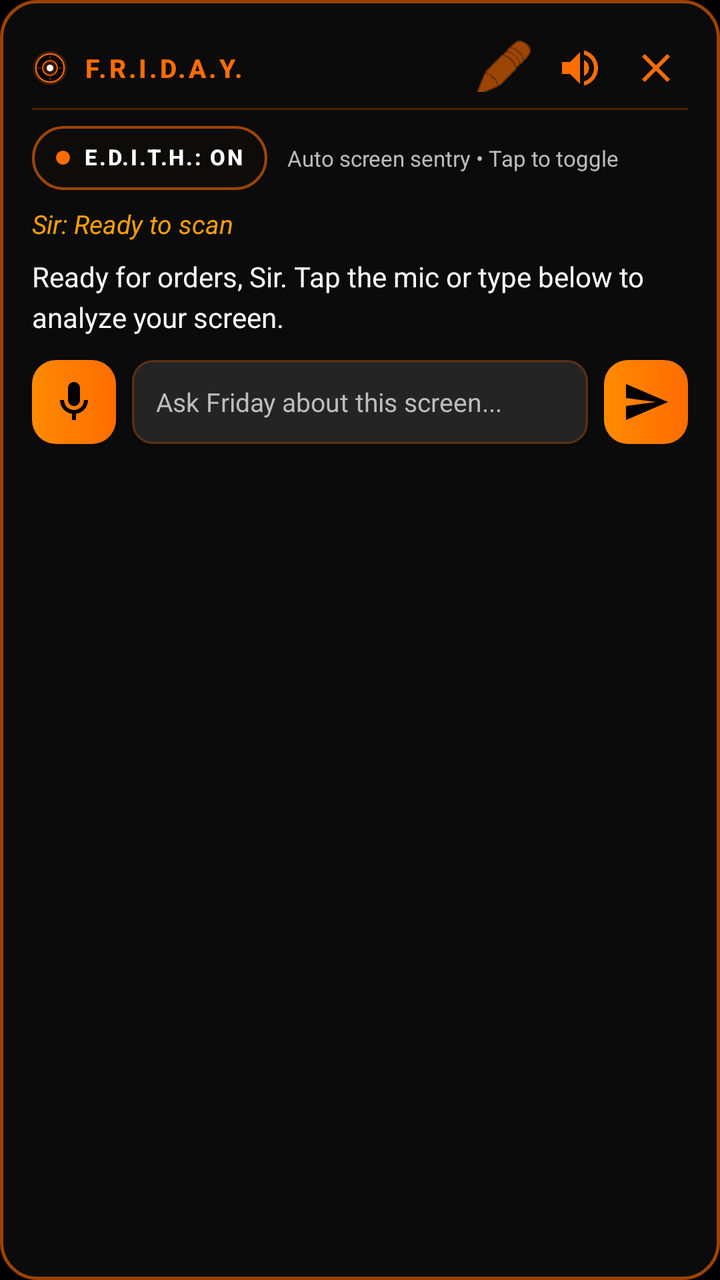
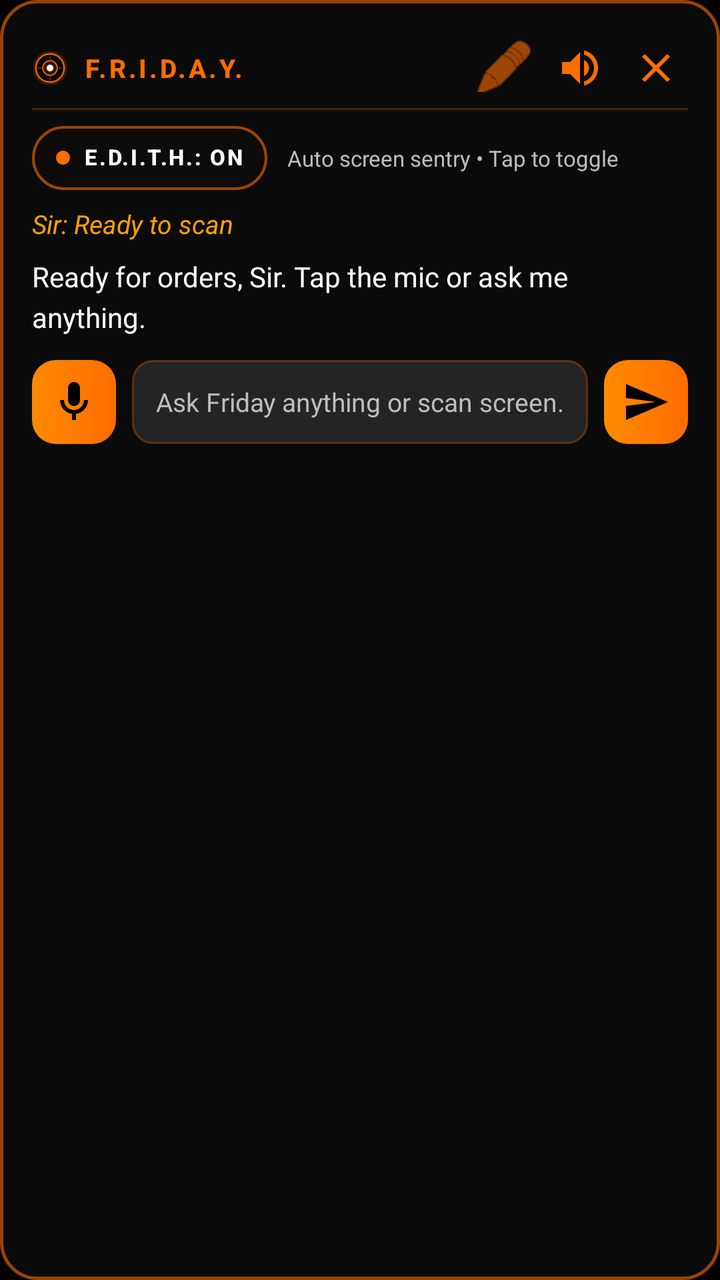

An Android layout rendered at two revisions. The XML below is the earlier revision; the diff shows what the commit changed to produce the second picture.
<!-- AndroidManifest.xml: application theme Theme.Friday -->
<!-- res/layout/overlay_response_card.xml -->
<?xml version="1.0" encoding="utf-8"?>
<LinearLayout xmlns:android="http://schemas.android.com/apk/res/android"
    android:id="@+id/cardRoot"
    android:layout_width="match_parent"
    android:layout_height="wrap_content"
    android:layout_margin="16dp"
    android:background="@drawable/bg_hud_card"
    android:elevation="16dp"
    android:orientation="vertical">

    
    <RelativeLayout
        android:layout_width="match_parent"
        android:layout_height="wrap_content"
        android:paddingBottom="8dp">

        <LinearLayout
            android:layout_width="wrap_content"
            android:layout_height="wrap_content"
            android:layout_alignParentStart="true"
            android:layout_centerVertical="true"
            android:gravity="center_vertical"
            android:orientation="horizontal">

            <ImageView
                android:layout_width="18dp"
                android:layout_height="18dp"
                android:src="@drawable/ic_friday_bubble" />

            <TextView
                android:id="@+id/tvHeaderTitle"
                android:layout_width="wrap_content"
                android:layout_height="wrap_content"
                android:layout_marginStart="8dp"
                android:fontFamily="sans-serif-medium"
                android:letterSpacing="0.1"
                android:text="F.R.I.D.A.Y."
                android:textColor="@color/stark_cyan"
                android:textSize="13sp"
                android:textStyle="bold" />
        </LinearLayout>

        <LinearLayout
            android:layout_width="wrap_content"
            android:layout_height="wrap_content"
            android:layout_alignParentEnd="true"
            android:layout_centerVertical="true"
            android:gravity="center_vertical"
            android:orientation="horizontal">

            
            <ImageButton
                android:id="@+id/btnTypeInApp"
                android:layout_width="32dp"
                android:layout_height="32dp"
                android:background="@drawable/bg_icon_button_ripple"
                android:contentDescription="Type into Active App"
                android:padding="6dp"
                android:src="@android:drawable/ic_menu_edit"
                android:tint="@color/stark_cyan" />

            
            <ImageButton
                android:id="@+id/btnTtsReplay"
                android:layout_width="32dp"
                android:layout_height="32dp"
                android:layout_marginStart="6dp"
                android:background="@drawable/bg_icon_button_ripple"
                android:contentDescription="Replay Voice"
                android:padding="6dp"
                android:src="@drawable/ic_volume" />

            
            <ImageButton
                android:id="@+id/btnCloseCard"
                android:layout_width="32dp"
                android:layout_height="32dp"
                android:layout_marginStart="6dp"
                android:background="@drawable/bg_icon_button_ripple"
                android:contentDescription="Close HUD"
                android:padding="6dp"
                android:src="@drawable/ic_close" />
        </LinearLayout>
    </RelativeLayout>

    
    <View
        android:layout_width="match_parent"
        android:layout_height="1dp"
        android:background="#40FF6D00" />

    
    <LinearLayout
        android:layout_width="match_parent"
        android:layout_height="wrap_content"
        android:layout_marginTop="8dp"
        android:gravity="center_vertical"
        android:orientation="horizontal">

        <LinearLayout
            android:id="@+id/btnToggleOverwatch"
            android:layout_width="wrap_content"
            android:layout_height="wrap_content"
            android:minHeight="32dp"
            android:background="@drawable/bg_overwatch_pill"
            android:clickable="true"
            android:focusable="true"
            android:gravity="center_vertical"
            android:paddingHorizontal="12dp"
            android:paddingVertical="5dp">

            <View
                android:id="@+id/dotOverwatchStatus"
                android:layout_width="7dp"
                android:layout_height="7dp"
                android:background="@drawable/bg_dot_active" />

            <TextView
                android:id="@+id/tvOverwatchBadge"
                android:layout_width="wrap_content"
                android:layout_height="wrap_content"
                android:layout_marginStart="7dp"
                android:fontFamily="sans-serif-medium"
                android:gravity="center_vertical"
                android:includeFontPadding="false"
                android:letterSpacing="0.08"
                android:text="E.D.I.T.H.: ON"
                android:textColor="#FFFFFF"
                android:textSize="11sp"
                android:textStyle="bold" />
        </LinearLayout>

        <LinearLayout
            android:id="@+id/layoutReelBadge"
            android:layout_width="wrap_content"
            android:layout_height="wrap_content"
            android:layout_marginStart="8dp"
            android:minHeight="32dp"
            android:background="@drawable/bg_overwatch_pill"
            android:gravity="center_vertical"
            android:paddingHorizontal="10dp"
            android:paddingVertical="5dp"
            android:visibility="gone">

            <TextView
                android:id="@+id/tvReelCounterBadge"
                android:layout_width="wrap_content"
                android:layout_height="wrap_content"
                android:fontFamily="sans-serif-medium"
                android:gravity="center_vertical"
                android:includeFontPadding="false"
                android:letterSpacing="0.08"
                android:text="🎬 REELS: 0/10"
                android:textColor="#FF6D00"
                android:textSize="11sp"
                android:textStyle="bold" />
        </LinearLayout>

        <TextView
            android:id="@+id/tvOverwatchHint"
            android:layout_width="0dp"
            android:layout_height="wrap_content"
            android:layout_marginStart="10dp"
            android:layout_weight="1"
            android:text="Auto screen sentry • Tap to toggle"
            android:textColor="@color/stark_text_dim"
            android:textSize="11sp" />
    </LinearLayout>

    
    <TextView
        android:id="@+id/tvUserQuery"
        android:layout_width="match_parent"
        android:layout_height="wrap_content"
        android:layout_marginTop="8dp"
        android:text="Sir: Ready to scan"
        android:textColor="@color/stark_gold"
        android:textSize="13sp"
        android:textStyle="italic" />

    
    <ProgressBar
        android:id="@+id/progressBar"
        style="?android:attr/progressBarStyleHorizontal"
        android:layout_width="match_parent"
        android:layout_height="4dp"
        android:layout_marginTop="6dp"
        android:indeterminate="true"
        android:indeterminateTint="@color/stark_cyan"
        android:visibility="gone" />

    
    <ScrollView
        android:layout_width="match_parent"
        android:layout_height="wrap_content"
        android:layout_marginTop="8dp"
        android:maxHeight="260dp">

        <TextView
            android:id="@+id/tvResponseContent"
            android:layout_width="match_parent"
            android:layout_height="wrap_content"
            android:lineSpacingExtra="4dp"
            android:text="Ready for orders, Sir. Tap the mic or type below to analyze your screen."
            android:textColor="@color/stark_text_white"
            android:textSize="14sp" />
    </ScrollView>

    
    <LinearLayout
        android:layout_width="match_parent"
        android:layout_height="wrap_content"
        android:layout_marginTop="12dp"
        android:gravity="center_vertical"
        android:orientation="horizontal">

        
        <ImageButton
            android:id="@+id/btnQuickMic"
            android:layout_width="42dp"
            android:layout_height="42dp"
            android:background="@drawable/bg_button_stark"
            android:contentDescription="Speak to Friday"
            android:padding="9dp"
            android:src="@drawable/ic_mic" />

        
        <EditText
            android:id="@+id/etQuickQuestion"
            android:layout_width="0dp"
            android:layout_height="42dp"
            android:layout_marginHorizontal="8dp"
            android:layout_weight="1"
            android:background="@drawable/bg_input_field"
            android:hint="Ask Friday about this screen..."
            android:imeOptions="actionSend"
            android:inputType="text"
            android:paddingHorizontal="12dp"
            android:textColor="@color/stark_text_white"
            android:textColorHint="@color/stark_text_dim"
            android:textSize="13sp" />

        
        <ImageButton
            android:id="@+id/btnQuickSend"
            android:layout_width="42dp"
            android:layout_height="42dp"
            android:background="@drawable/bg_button_stark"
            android:contentDescription="Send"
            android:padding="10dp"
            android:src="@drawable/ic_send" />
    </LinearLayout>

</LinearLayout>
<!-- resources referenced by this layout -->
<resources>
  <color name="stark_cyan">#FF6D00</color>
  <color name="stark_gold">#FFA000</color>
  <color name="stark_text_dim">#BDBDBD</color>
  <color name="stark_text_white">#FFFFFF</color>
  <!-- drawable bg_button_stark (drawable) -->
  <?xml version="1.0" encoding="utf-8"?>
  <ripple xmlns:android="http://schemas.android.com/apk/res/android"
      android:color="#40FFFFFF">
      <item>
          <shape android:shape="rectangle">
              <corners android:radius="12dp" />
              <gradient
                  android:angle="0"
                  android:endColor="#FF6D00"
                  android:startColor="#FF8A00" />
          </shape>
      </item>
  </ripple>
  <!-- drawable bg_dot_active (drawable) -->
  <?xml version="1.0" encoding="utf-8"?>
  <shape xmlns:android="http://schemas.android.com/apk/res/android"
      android:shape="oval">
      <solid android:color="#FF6D00" />
      <size
          android:width="7dp"
          android:height="7dp" />
  </shape>
  <!-- drawable bg_hud_card (drawable) -->
  <?xml version="1.0" encoding="utf-8"?>
  <shape xmlns:android="http://schemas.android.com/apk/res/android"
      android:shape="rectangle">
      <corners android:radius="18dp" />
      <solid android:color="#F50C0C0C" />
      <stroke
          android:width="1.5dp"
          android:color="#99FF6D00" />
      <padding
          android:bottom="14dp"
          android:left="16dp"
          android:right="16dp"
          android:top="14dp" />
  </shape>
  <!-- drawable bg_icon_button_ripple (drawable) -->
  <?xml version="1.0" encoding="utf-8"?>
  <ripple xmlns:android="http://schemas.android.com/apk/res/android"
      android:color="#40FF6D00">
      <item>
          <shape android:shape="oval">
              <solid android:color="@android:color/transparent" />
          </shape>
      </item>
  </ripple>
  <!-- drawable bg_input_field (drawable) -->
  <?xml version="1.0" encoding="utf-8"?>
  <shape xmlns:android="http://schemas.android.com/apk/res/android"
      android:shape="rectangle">
      <corners android:radius="10dp" />
      <solid android:color="#1AFFFFFF" />
      <stroke
          android:width="1dp"
          android:color="#4DFF6D00" />
  </shape>
  <!-- drawable bg_overwatch_pill (drawable) -->
  <?xml version="1.0" encoding="utf-8"?>
  <shape xmlns:android="http://schemas.android.com/apk/res/android"
      android:shape="rectangle">
      <solid android:color="#2E1C150E" />
      <stroke
          android:width="1.2dp"
          android:color="#99FF6D00" />
      <corners android:radius="20dp" />
      <padding
          android:left="10dp"
          android:top="6dp"
          android:right="10dp"
          android:bottom="6dp" />
  </shape>
  <!-- drawable ic_close (drawable) -->
  <vector xmlns:android="http://schemas.android.com/apk/res/android"
      android:width="24dp"
      android:height="24dp"
      android:viewportWidth="24"
      android:viewportHeight="24">
      <path
          android:fillColor="#FF6D00"
          android:pathData="M19,6.41L17.59,5 12,10.59 6.41,5 5,6.41 10.59,12 5,17.59 6.41,19 12,13.41 17.59,19 19,17.59 13.41,12z" />
  </vector>
  <!-- drawable ic_send (drawable) -->
  <vector xmlns:android="http://schemas.android.com/apk/res/android"
      android:width="24dp"
      android:height="24dp"
      android:viewportWidth="24"
      android:viewportHeight="24">
      <path
          android:fillColor="#000000"
          android:pathData="M2.01,21L23,12 2.01,3 2,10l15,2 -15,2z" />
  </vector>
  <style name="Theme.Friday" parent="Theme.MaterialComponents.DayNight.NoActionBar">
          <item name="colorPrimary">@color/stark_cyan</item>
          <item name="colorPrimaryVariant">@color/stark_cyan_dark</item>
          <item name="colorOnPrimary">@color/stark_bg_dark</item>
          <item name="android:statusBarColor">@color/stark_bg_dark</item>
          <item name="android:windowBackground">@color/stark_bg_dark</item>
      </style>
  <color name="stark_cyan_dark">#E65100</color>
  <color name="stark_bg_dark">#000000</color>
  <!-- unchanged entries left out for length: 3 -->
</resources>

<!-- the commit's change to res/layout/overlay_response_card.xml (unified diff, before → after) -->
@@ -201,7 +201,7 @@
             android:layout_width="match_parent"
             android:layout_height="wrap_content"
             android:lineSpacingExtra="4dp"
-            android:text="Ready for orders, Sir. Tap the mic or type below to analyze your screen."
+            android:text="Ready for orders, Sir. Tap the mic or ask me anything."
             android:textColor="@color/stark_text_white"
             android:textSize="14sp" />
     </ScrollView>
@@ -232,7 +232,7 @@
             android:layout_marginHorizontal="8dp"
             android:layout_weight="1"
             android:background="@drawable/bg_input_field"
-            android:hint="Ask Friday about this screen..."
+            android:hint="Ask Friday anything or scan screen..."
             android:imeOptions="actionSend"
             android:inputType="text"
             android:paddingHorizontal="12dp"
